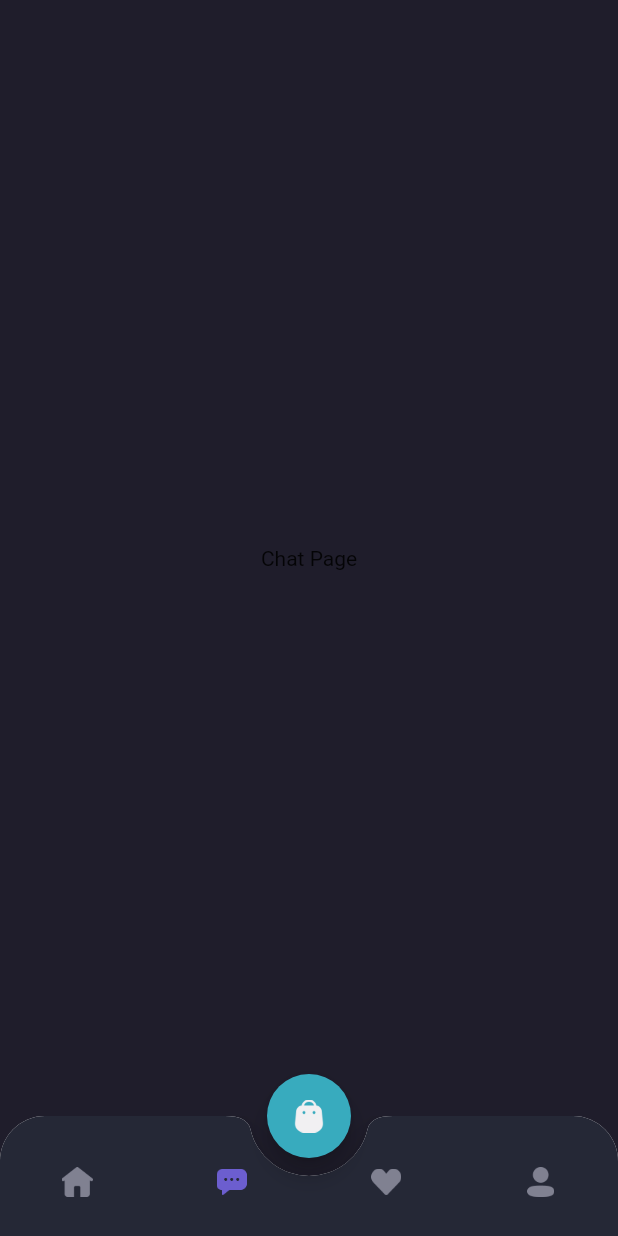
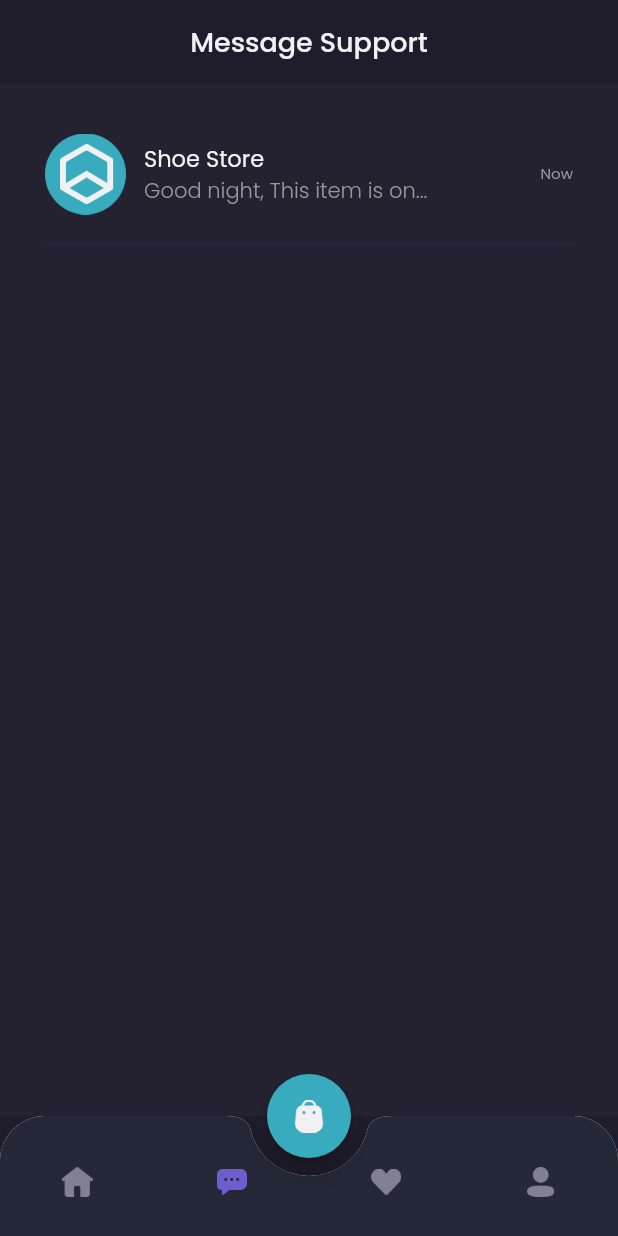
Before and after one commit to dzikrymh/flutter-shamo-app, a Flutter app: the MainPage screen opened by its route, item 2 of the bottom bar chosen, on a phone screen of 412 x 824 dp. Run offline on Flutter 3.47's test engine with Material 2 defaults, Android fonts, the phone set to English and light mode, and no system bars; our stand-ins replace google_fonts.

Commit message:
add ui chat

```diff
--- a/lib/main.dart
+++ b/lib/main.dart
@@ -1,4 +1,5 @@
 import 'package:flutter/material.dart';
+import 'package:shamo/pages/detail_chat_page.dart';
 import 'package:shamo/pages/home/main_page.dart';
 import 'package:shamo/pages/sign_in_page.dart';
 import 'package:shamo/pages/sign_up_page.dart';
@@ -16,6 +17,7 @@ class MyApp extends StatelessWidget {
         '/sign-in': (context) => SignInPage(),
         '/sign-up': (context) => SignUpPage(),
         '/home': (context) => MainPage(),
+        '/detail-chat': (context) => DetailChatPage(),
       },
     );
   }
--- a/lib/pages/home/chat_page.dart
+++ b/lib/pages/home/chat_page.dart
@@ -1,10 +1,111 @@
 import 'package:flutter/material.dart';
+import 'package:shamo/theme.dart';
+import 'package:shamo/widgets/chat_tile.dart';
 
 class ChatPage extends StatelessWidget {
   @override
   Widget build(BuildContext context) {
-    return Center(
-      child: Text("Chat Page"),
+    Widget header() {
+      return AppBar(
+        backgroundColor: backgroundColor1,
+        centerTitle: true,
+        title: Text(
+          "Message Support",
+          style: primaryTextStyle.copyWith(
+            fontSize: 18,
+            fontWeight: medium,
+          ),
+        ),
+        elevation: 0,
+        automaticallyImplyLeading: false,
+      );
+    }
+
+    Widget emptyView() {
+      return Expanded(
+        child: Container(
+          color: backgroundColor3,
+          width: double.infinity,
+          child: Column(
+            mainAxisAlignment: MainAxisAlignment.center,
+            children: [
+              Image.asset(
+                'assets/icon_headset.png',
+                width: 80,
+              ),
+              SizedBox(
+                height: 20,
+              ),
+              Text(
+                "Opss no message yet?",
+                style: primaryTextStyle.copyWith(
+                  fontSize: 16,
+                  fontWeight: medium,
+                ),
+              ),
+              SizedBox(
+                height: 12,
+              ),
+              Text(
+                "You have never done a transaction",
+                style: subtitleTextStyle.copyWith(
+                  fontSize: 14,
+                  fontWeight: regular,
+                ),
+              ),
+              SizedBox(
+                height: 20,
+              ),
+              Container(
+                height: 44,
+                child: TextButton(
+                    onPressed: () {},
+                    style: TextButton.styleFrom(
+                      padding: EdgeInsets.symmetric(
+                        horizontal: 24,
+                        vertical: 10,
+                      ),
+                      backgroundColor: primaryColor,
+                      shape: RoundedRectangleBorder(
+                        borderRadius: BorderRadius.circular(12),
+                      ),
+                    ),
+                    child: Text(
+                      "Explore Store",
+                      style: primaryTextStyle.copyWith(
+                        fontSize: 16,
+                        fontWeight: medium,
+                      ),
+                    )),
+              ),
+            ],
+          ),
+        ),
+      );
+    }
+
+    Widget content() {
+      return Expanded(
+        child: Container(
+          color: backgroundColor3,
+          width: double.infinity,
+          child: ListView(
+            padding: EdgeInsets.symmetric(
+              horizontal: defaultMargin,
+            ),
+            children: [
+              ChatTile(),
+            ],
+          ),
+        ),
+      );
+    }
+
+    return Column(
+      children: [
+        header(),
+        content(),
+      ],
     );
   }
 }
--- a/lib/theme.dart
+++ b/lib/theme.dart
@@ -11,6 +11,7 @@ Color backgroundColor1 = Color(0xff1F1D2B);
 Color backgroundColor2 = Color(0xff2B2937);
 Color backgroundColor3 = Color(0xff242231);
 Color backgroundColor4 = Color(0xff252836);
+Color backgroundColor5 = Color(0xff2B2844);
 Color primaryTextColor = Color(0xffF1F0F2);
 Color secondaryTextColor = Color(0xff999999);
 Color subtitleColor = Color(0xff504F5E);
--- /dev/null
+++ b/lib/widgets/chat_tile.dart
@@ -0,0 +1,66 @@
+import 'package:flutter/material.dart';
+import 'package:shamo/theme.dart';
+
+class ChatTile extends StatelessWidget {
+  @override
+  Widget build(BuildContext context) {
+    return GestureDetector(
+      onTap: () {
+        Navigator.pushNamed(context, '/detail-chat');
+      },
+      child: Container(
+        margin: EdgeInsets.only(
+          top: 33,
+        ),
+        child: Column(
+          children: [
+            Row(
+              children: [
+                Image.asset(
+                  'assets/icon_shop_logo.png',
+                  height: 54,
+                ),
+                SizedBox(
+                  width: 12,
+                ),
+                Expanded(
+                  child: Column(
+                    crossAxisAlignment: CrossAxisAlignment.start,
+                    children: [
+                      Text(
+                        "Shoe Store",
+                        style: primaryTextStyle.copyWith(
+                          fontSize: 15,
+                        ),
+                      ),
+                      Text(
+                        "Good night, This item is on...",
+                        style: secondaryTextStyle.copyWith(
+                          fontWeight: light,
+                        ),
+                        overflow: TextOverflow.ellipsis,
+                      ),
+                    ],
+                  ),
+                ),
+                Text(
+                  "Now",
+                  style: secondaryTextStyle.copyWith(
+                    fontSize: 10,
+                  ),
+                )
+              ],
+            ),
+            SizedBox(
+              height: 12,
+            ),
+            Divider(
+              thickness: 1,
+              color: Color(0xff2B2939),
+            ),
+          ],
+        ),
+      ),
+    );
+  }
+}
```
Also changed, not shown: lib/pages/detail_chat_page.dart (added, +182 -0 lines), lib/widgets/chat_bubble.dart (added, +151 -0 lines), assets/button_close.png (added), assets/icon_headset.png (added), assets/icon_send.png (added), assets/icon_shop_logo.png (added), assets/icon_shop_logo_online.png (added).
